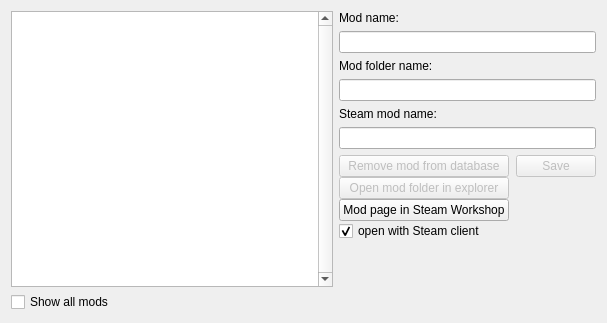
Van-Weyden/ESModManager, file databaseeditor.ui: the form before one commit.
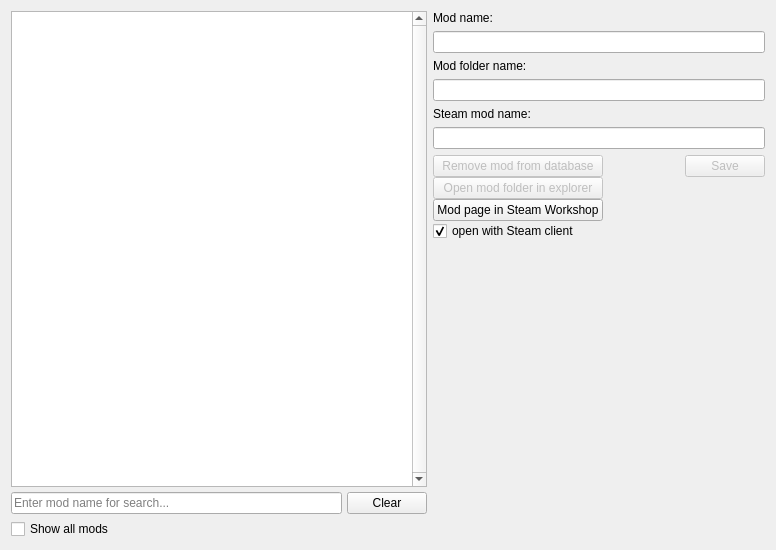
The form after the commit.

Commit message:
Added search fields
Added search fields in the main window & database editor.
Russian comments have been replaced by English ones.

```diff
--- a/databaseeditor.ui
+++ b/databaseeditor.ui
@@ -6,8 +6,8 @@
    <rect>
     <x>0</x>
     <y>0</y>
-    <width>607</width>
-    <height>323</height>
+    <width>776</width>
+    <height>550</height>
    </rect>
   </property>
   <property name="windowTitle">
@@ -35,6 +35,30 @@
        </property>
       </widget>
      </item>
+     <item>
+      <layout class="QHBoxLayout" name="searchHorizontalLayout">
+       <property name="topMargin">
+        <number>0</number>
+       </property>
+       <item>
+        <widget class="QLineEdit" name="searchLineEdit">
+         <property name="frame">
+          <bool>true</bool>
+         </property>
+         <property name="placeholderText">
+          <string>Enter mod name for search...</string>
+         </property>
+        </widget>
+       </item>
+       <item>
+        <widget class="QPushButton" name="clearSearchPushButton">
+         <property name="text">
+          <string>Clear</string>
+         </property>
+        </widget>
+       </item>
+      </layout>
+     </item>
      <item>
       <widget class="QCheckBox" name="showAllModsCheckBox">
        <property name="toolTip">
```
The commit also changes 11 other files.
